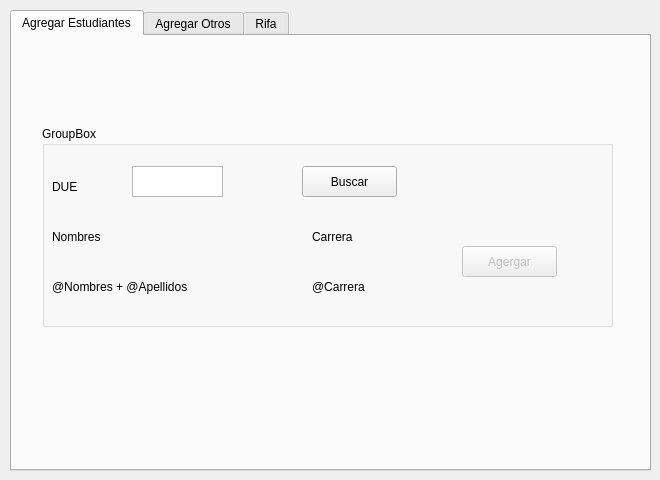
HecThorFer/CSLUESFMO, file GUI/RegistroIngenieria&Arquitectura (RI&A).ui: the form before one commit.
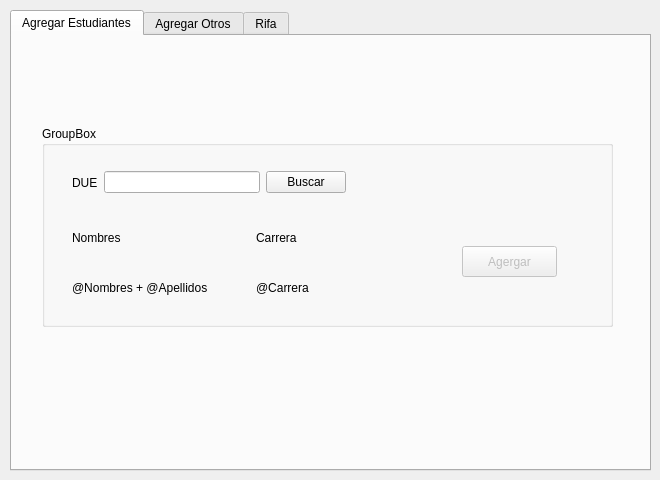
The form after the commit. The open tabs and pages were chosen to show the change.

Commit message: Update GUI/RegistroIngenieria&Arquitectura (RI&A).ui

Diff of the .ui file:
```diff
--- a/GUI/RegistroIngenieria&Arquitectura (RI&A).ui
+++ b/GUI/RegistroIngenieria&Arquitectura (RI&A).ui
@@ -41,55 +41,6 @@
      <property name="title">
       <string>GroupBox</string>
      </property>
-     <widget class="QTextEdit" name="textEdit">
-      <property name="geometry">
-       <rect>
-        <x>90</x>
-        <y>40</y>
-        <width>91</width>
-        <height>31</height>
-       </rect>
-      </property>
-     </widget>
-     <widget class="QLabel" name="label">
-      <property name="geometry">
-       <rect>
-        <x>10</x>
-        <y>50</y>
-        <width>67</width>
-        <height>21</height>
-       </rect>
-      </property>
-      <property name="text">
-       <string>DUE</string>
-      </property>
-     </widget>
-     <widget class="QPushButton" name="pushButton">
-      <property name="geometry">
-       <rect>
-        <x>260</x>
-        <y>40</y>
-        <width>95</width>
-        <height>31</height>
-       </rect>
-      </property>
-      <property name="text">
-       <string>Buscar</string>
-      </property>
-     </widget>
-     <widget class="QLabel" name="label_2">
-      <property name="geometry">
-       <rect>
-        <x>10</x>
-        <y>100</y>
-        <width>181</width>
-        <height>21</height>
-       </rect>
-      </property>
-      <property name="text">
-       <string>Nombres</string>
-      </property>
-     </widget>
      <widget class="QPushButton" name="pushButton_2">
       <property name="enabled">
        <bool>false</bool>
@@ -106,44 +57,86 @@
        <string>Agergar</string>
       </property>
      </widget>
-     <widget class="QLabel" name="label_3">
+     <widget class="QWidget" name="">
       <property name="geometry">
        <rect>
-        <x>270</x>
+        <x>30</x>
+        <y>40</y>
+        <width>274</width>
+        <height>33</height>
+       </rect>
+      </property>
+      <layout class="QHBoxLayout" name="horizontalLayout">
+       <item>
+        <widget class="QLabel" name="label">
+         <property name="text">
+          <string>DUE</string>
+         </property>
+        </widget>
+       </item>
+       <item>
+        <widget class="QLineEdit" name="lineEdit"/>
+       </item>
+       <item>
+        <widget class="QPushButton" name="pushButton">
+         <property name="text">
+          <string>Buscar</string>
+         </property>
+        </widget>
+       </item>
+      </layout>
+     </widget>
+     <widget class="QWidget" name="">
+      <property name="geometry">
+       <rect>
+        <x>30</x>
+        <y>150</y>
+        <width>361</width>
+        <height>23</height>
+       </rect>
+      </property>
+      <layout class="QHBoxLayout" name="horizontalLayout_3">
+       <item>
+        <widget class="QLabel" name="label_5">
+         <property name="text">
+          <string>@Nombres + @Apellidos</string>
+         </property>
+        </widget>
+       </item>
+       <item>
+        <widget class="QLabel" name="label_4">
+         <property name="text">
+          <string>@Carrera</string>
+         </property>
+        </widget>
+       </item>
+      </layout>
+     </widget>
+     <widget class="QWidget" name="">
+      <property name="geometry">
+       <rect>
+        <x>30</x>
         <y>100</y>
-        <width>91</width>
-        <height>21</height>
+        <width>361</width>
+        <height>23</height>
        </rect>
       </property>
-      <property name="text">
-       <string>Carrera</string>
-      </property>
-     </widget>
-     <widget class="QLabel" name="label_4">
-      <property name="geometry">
-       <rect>
-        <x>270</x>
-        <y>150</y>
-        <width>91</width>
-        <height>21</height>
-       </rect>
-      </property>
-      <property name="text">
-       <string>@Carrera</string>
-      </property>
-     </widget>
-     <widget class="QLabel" name="label_5">
-      <property name="geometry">
-       <rect>
-        <x>10</x>
-        <y>150</y>
-        <width>181</width>
-        <height>21</height>
-       </rect>
-      </property>
-      <property name="text">
-       <string>@Nombres + @Apellidos</string>
-      </property>
+      <layout class="QHBoxLayout" name="horizontalLayout_2">
+       <item>
+        <widget class="QLabel" name="label_2">
+         <property name="text">
+          <string>Nombres</string>
+         </property>
+        </widget>
+       </item>
+       <item>
+        <widget class="QLabel" name="label_3">
+         <property name="text">
+          <string>Carrera</string>
+         </property>
+        </widget>
+       </item>
+      </layout>
      </widget>
     </widget>
    </widget>
```
Left out of the diff: 164 changed lines with no effect on the pictures.
